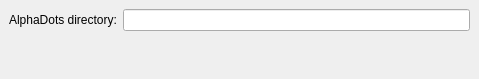
Above: src/prefs_ai.ui from ofenrohr/ksquares before the change. Below: the same form after it.
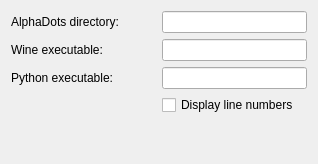
That is the form after the change.

What changed in the file:
```diff
--- a/src/prefs_ai.ui
+++ b/src/prefs_ai.ui
@@ -6,41 +6,23 @@
    <rect>
     <x>0</x>
     <y>0</y>
-    <width>479</width>
-    <height>79</height>
+    <width>318</width>
+    <height>164</height>
    </rect>
   </property>
   <property name="windowTitle">
    <string>AI Settings</string>
   </property>
-  <layout class="QGridLayout">
-   <property name="leftMargin">
-    <number>9</number>
-   </property>
-   <property name="topMargin">
-    <number>9</number>
-   </property>
-   <property name="rightMargin">
-    <number>9</number>
-   </property>
-   <property name="bottomMargin">
-    <number>9</number>
-   </property>
-   <property name="spacing">
-    <number>6</number>
-   </property>
-   <item row="1" column="0" colspan="2">
-    <spacer>
-     <property name="orientation">
-      <enum>Qt::Vertical</enum>
+  <layout class="QGridLayout" name="gridLayout">
+   <item row="3" column="1">
+    <widget class="QLineEdit" name="lineEdit"/>
+   </item>
+   <item row="3" column="0">
+    <widget class="QLabel" name="label">
+     <property name="text">
+      <string>Python executable:</string>
      </property>
-     <property name="sizeHint" stdset="0">
-      <size>
-       <width>20</width>
-       <height>40</height>
-      </size>
-     </property>
-    </spacer>
+    </widget>
    </item>
    <item row="0" column="0">
     <widget class="QLabel" name="label_alphadotsdir">
@@ -58,6 +40,59 @@
    <item row="0" column="1">
     <widget class="QLineEdit" name="kcfg_AlphaDotsDir"/>
    </item>
+   <item row="1" column="0">
+    <widget class="QLabel" name="label_wineexecutable">
+     <property name="enabled">
+      <bool>true</bool>
+     </property>
+     <property name="whatsThis">
+      <string>How difficult it will be to beat the computer</string>
+     </property>
+     <property name="text">
+      <string>Wine executable:</string>
+     </property>
+    </widget>
+   </item>
+   <item row="1" column="1">
+    <widget class="QLineEdit" name="kcfg_WineExecutable">
+     <property name="text">
+      <string/>
+     </property>
+    </widget>
+   </item>
+   <item row="6" column="0" colspan="2">
+    <spacer>
+     <property name="orientation">
+      <enum>Qt::Vertical</enum>
+     </property>
+     <property name="sizeHint" stdset="0">
+      <size>
+       <width>20</width>
+       <height>40</height>
+      </size>
+     </property>
+    </spacer>
+   </item>
+   <item row="5" column="0">
+    <spacer name="horizontalSpacer">
+     <property name="orientation">
+      <enum>Qt::Horizontal</enum>
+     </property>
+     <property name="sizeHint" stdset="0">
+      <size>
+       <width>131</width>
+       <height>20</height>
+      </size>
+     </property>
+    </spacer>
+   </item>
+   <item row="5" column="1">
+    <widget class="QCheckBox" name="kcfg_DisplayLineNumbers">
+     <property name="text">
+      <string>Display line numbers</string>
+     </property>
+    </widget>
+   </item>
   </layout>
  </widget>
  <resources/>
```
